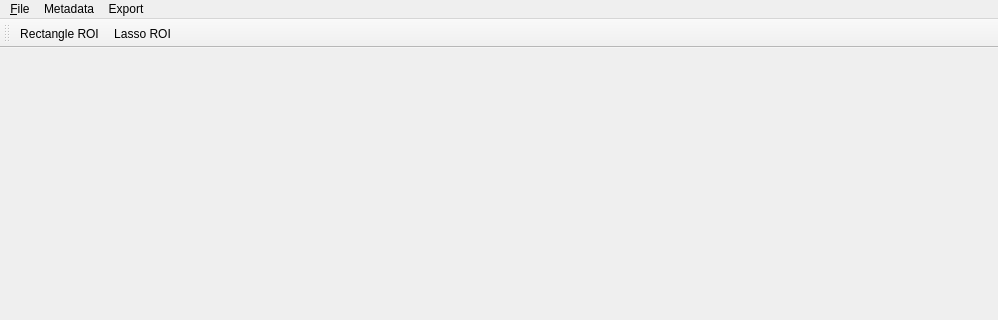
hannahmunoz/Thesis, file GUI/GUI.ui: the form before one commit; both pictures show x 0 to 998 and y 0 to 320 of the 998 by 664 pixel window.
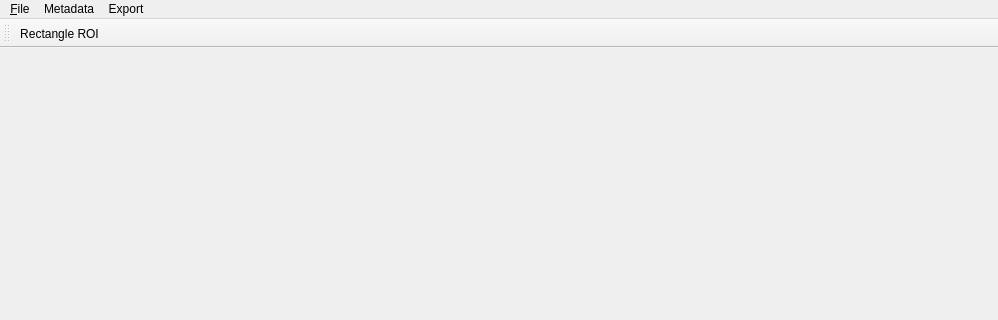
The form after the commit. Icons and pictures are not drawn. Custom widgets are drawn as their Qt base class.

Patch:
```diff
--- a/GUI/GUI.ui
+++ b/GUI/GUI.ui
@@ -1599,7 +1599,6 @@
     <bool>false</bool>
    </attribute>
    <addaction name="actionRectangle_ROI"/>
-   <addaction name="actionLasso_ROI"/>
   </widget>
   <action name="action_Open">
    <property name="text">
```
